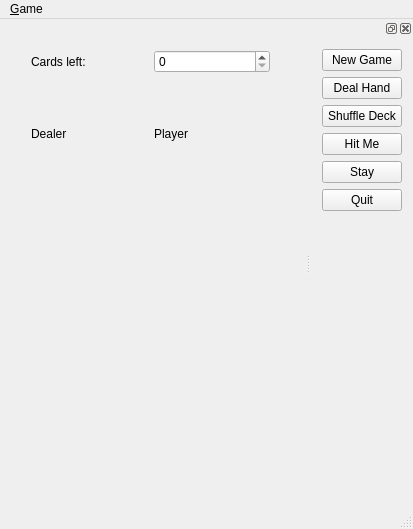
Before: the Qt Designer form blackjack.ui in petercrouse/blackjack-Qt, drawn with Qt 5.
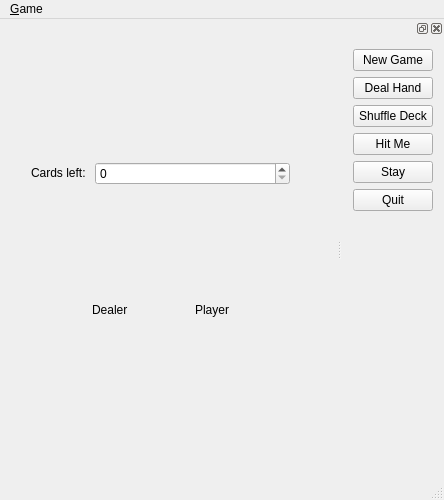
After: the same form once the commit is applied.

```diff
--- a/blackjack.ui
+++ b/blackjack.ui
@@ -2,20 +2,21 @@
 <ui version="4.0">
  <class>BlackJack</class>
  <widget class="QMainWindow" name="BlackJack">
-  <property name="geometry">
-   <rect>
-    <x>0</x>
-    <y>0</y>
-    <width>413</width>
-    <height>529</height>
-   </rect>
+  <property name="enabled">
+   <bool>true</bool>
   </property>
   <property name="sizePolicy">
-   <sizepolicy hsizetype="Fixed" vsizetype="Fixed">
+   <sizepolicy hsizetype="Minimum" vsizetype="Minimum">
     <horstretch>0</horstretch>
     <verstretch>0</verstretch>
    </sizepolicy>
   </property>
+  <property name="minimumSize">
+   <size>
+    <width>444</width>
+    <height>500</height>
+   </size>
+  </property>
   <property name="windowTitle">
    <string>BlackJack</string>
   </property>
@@ -25,8 +26,8 @@
      <rect>
       <x>20</x>
       <y>20</y>
-      <width>261</width>
-      <height>161</height>
+      <width>281</width>
+      <height>401</height>
      </rect>
     </property>
     <layout class="QVBoxLayout" name="verticalLayout_2">
@@ -34,6 +35,12 @@
       <layout class="QHBoxLayout" name="horizontalLayout">
        <item>
         <widget class="QLabel" name="cardsLeft">
+         <property name="sizePolicy">
+          <sizepolicy hsizetype="Fixed" vsizetype="Fixed">
+           <horstretch>0</horstretch>
+           <verstretch>0</verstretch>
+          </sizepolicy>
+         </property>
          <property name="text">
           <string>Cards left: </string>
          </property>
@@ -45,19 +52,40 @@
       </layout>
      </item>
      <item>
-      <layout class="QHBoxLayout" name="horizontalLayout_2">
+      <layout class="QHBoxLayout" name="labelLayout" stretch="0,0">
+       <property name="sizeConstraint">
+        <enum>QLayout::SetFixedSize</enum>
+       </property>
        <item>
         <widget class="QLabel" name="labelDealer">
+         <property name="sizePolicy">
+          <sizepolicy hsizetype="Fixed" vsizetype="Fixed">
+           <horstretch>0</horstretch>
+           <verstretch>0</verstretch>
+          </sizepolicy>
+         </property>
          <property name="text">
           <string>Dealer</string>
          </property>
+         <property name="margin">
+          <number>20</number>
+         </property>
         </widget>
        </item>
        <item>
         <widget class="QLabel" name="labelPlayer">
+         <property name="sizePolicy">
+          <sizepolicy hsizetype="Fixed" vsizetype="Fixed">
+           <horstretch>0</horstretch>
+           <verstretch>0</verstretch>
+          </sizepolicy>
+         </property>
          <property name="text">
           <string>Player</string>
          </property>
+         <property name="margin">
+          <number>20</number>
+         </property>
         </widget>
        </item>
       </layout>
@@ -80,7 +108,7 @@
     <rect>
      <x>0</x>
      <y>0</y>
-     <width>413</width>
+     <width>444</width>
      <height>22</height>
     </rect>
    </property>
```
Left out of the diff: 4 changed lines with no effect on the pictures.
